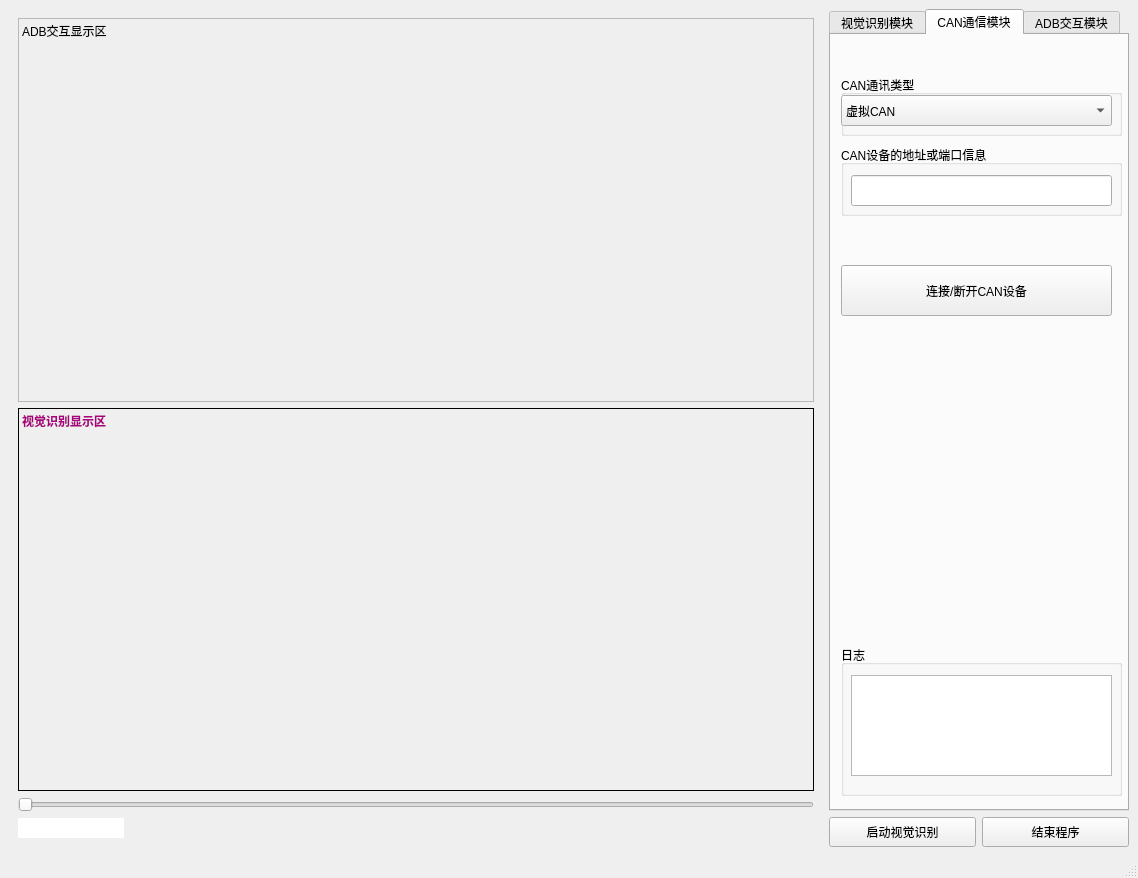
First picture: the form in UI/Demo.ui, repository geweiguo/Project_ADBapplication, before the edit.
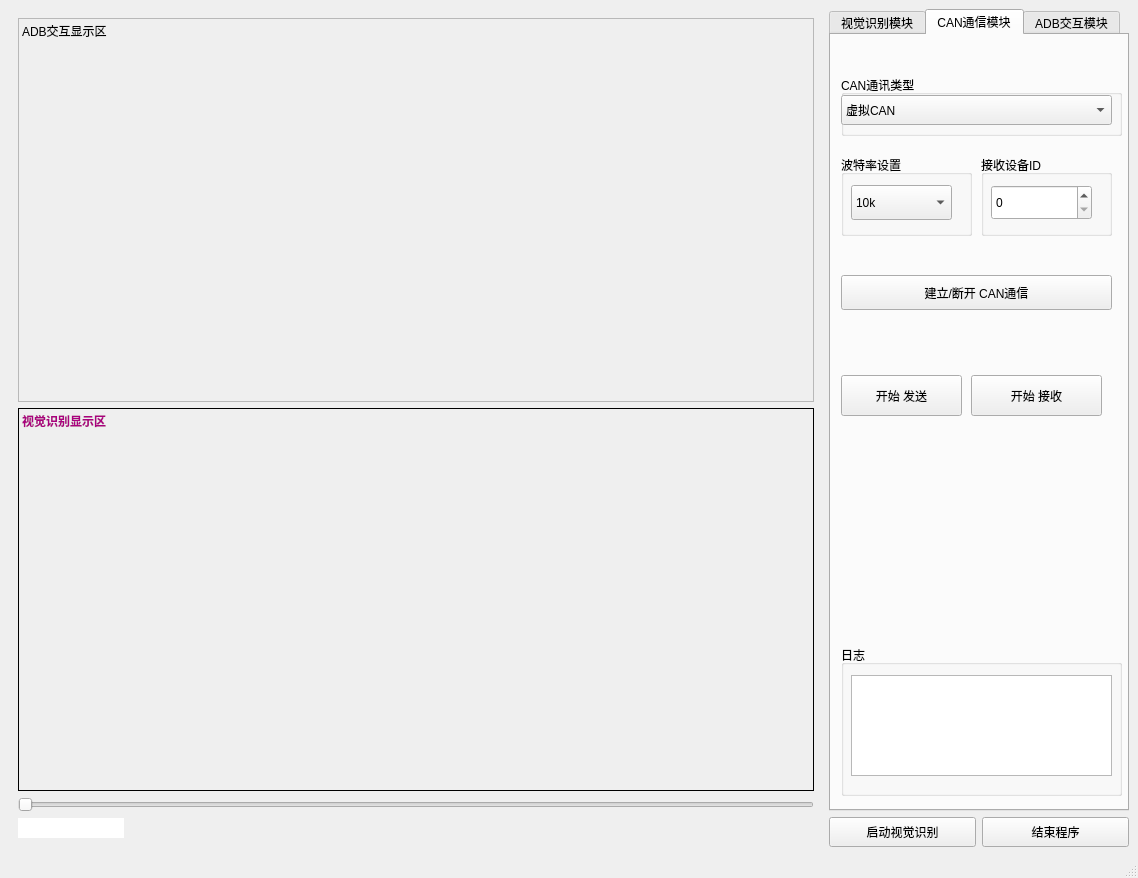
Second picture: the form after the edit. The open tabs and pages were chosen to show the change. Icons and pictures are not drawn.

Commit message: 1、Demo的UI界面文件，调整了CAN通信模块的控件设置；ADB交互模块新增pushButton_start_ADBshow控件； 2、main.py文件中增加了在label_ADBexchange显示原始视频的功能，且缩放和裁切的参数设置与视觉识别的视频帧参数设置一致； 3、新增了VitualCAN.py的空文件，代码未实现；

What changed in the file:
```diff
--- a/UI/Demo.ui
+++ b/UI/Demo.ui
@@ -659,13 +659,13 @@
             <property name="geometry">
              <rect>
               <x>10</x>
-              <y>230</y>
+              <y>240</y>
               <width>271</width>
-              <height>51</height>
+              <height>35</height>
              </rect>
             </property>
             <property name="text">
-             <string>连接/断开CAN设备</string>
+             <string>建立/断开 CAN通信</string>
             </property>
            </widget>
            <widget class="QGroupBox" name="groupBox_4">
@@ -686,7 +686,7 @@
                <x>0</x>
                <y>20</y>
                <width>271</width>
-               <height>31</height>
+               <height>30</height>
               </rect>
              </property>
              <item>
@@ -705,23 +705,80 @@
             <property name="geometry">
              <rect>
               <x>10</x>
-              <y>110</y>
-              <width>281</width>
-              <height>71</height>
+              <y>120</y>
+              <width>131</width>
+              <height>81</height>
              </rect>
             </property>
             <property name="title">
-             <string>CAN设备的地址或端口信息</string>
+             <string>波特率设置</string>
             </property>
-            <widget class="QLineEdit" name="lineEdit_6">
+            <widget class="QComboBox" name="comboBox_baud_rate">
              <property name="geometry">
               <rect>
                <x>10</x>
                <y>30</y>
-               <width>261</width>
-               <height>31</height>
+               <width>101</width>
+               <height>35</height>
               </rect>
              </property>
+             <property name="minimumSize">
+              <size>
+               <width>0</width>
+               <height>35</height>
+              </size>
+             </property>
+             <property name="maximumSize">
+              <size>
+               <width>16777215</width>
+               <height>35</height>
+              </size>
+             </property>
+             <item>
+              <property name="text">
+               <string>10k</string>
+              </property>
+             </item>
+             <item>
+              <property name="text">
+               <string>20k</string>
+              </property>
+             </item>
+             <item>
+              <property name="text">
+               <string>50k</string>
+              </property>
+             </item>
+             <item>
+              <property name="text">
+               <string>100k</string>
+              </property>
+             </item>
+             <item>
+              <property name="text">
+               <string>125k</string>
+              </property>
+             </item>
+             <item>
+              <property name="text">
+               <string>250k</string>
+              </property>
+             </item>
+             <item>
+              <property name="text">
+               <string>500k</string>
+              </property>
+             </item>
+             <item>
+              <property name="text">
+               <string>800k</string>
+              </property>
+             </item>
+             <item>
+              <property name="text">
+               <string>1000k</string>
+              </property>
+             </item>
             </widget>
            </widget>
            <widget class="QGroupBox" name="groupBox_6">
@@ -747,6 +804,58 @@
              </property>
             </widget>
            </widget>
+           <widget class="QGroupBox" name="groupBox_8">
+            <property name="geometry">
+             <rect>
+              <x>150</x>
+              <y>120</y>
+              <width>131</width>
+              <height>81</height>
+             </rect>
+            </property>
+            <property name="title">
+             <string>接收设备ID</string>
+            </property>
+            <widget class="QSpinBox" name="spinBox_recivedevice_ID">
+             <property name="geometry">
+              <rect>
+               <x>10</x>
+               <y>30</y>
+               <width>101</width>
+               <height>35</height>
+              </rect>
+             </property>
+             <property name="maximum">
+              <number>10</number>
+             </property>
+            </widget>
+           </widget>
+           <widget class="QPushButton" name="pushButton_start_send_CAN">
+            <property name="geometry">
+             <rect>
+              <x>10</x>
+              <y>340</y>
+              <width>121</width>
+              <height>41</height>
+             </rect>
+            </property>
+            <property name="text">
+             <string>开始 发送</string>
+            </property>
+           </widget>
+           <widget class="QPushButton" name="pushButton_start_receive_CAN">
+            <property name="geometry">
+             <rect>
+              <x>140</x>
+              <y>340</y>
+              <width>131</width>
+              <height>41</height>
+             </rect>
+            </property>
+            <property name="text">
+             <string>开始 接收</string>
+            </property>
+           </widget>
           </widget>
           <widget class="QWidget" name="widget">
            <attribute name="title">
```
Left out of the diff: 129 changed lines with no effect on the pictures. The commit also changes 3 other files.
